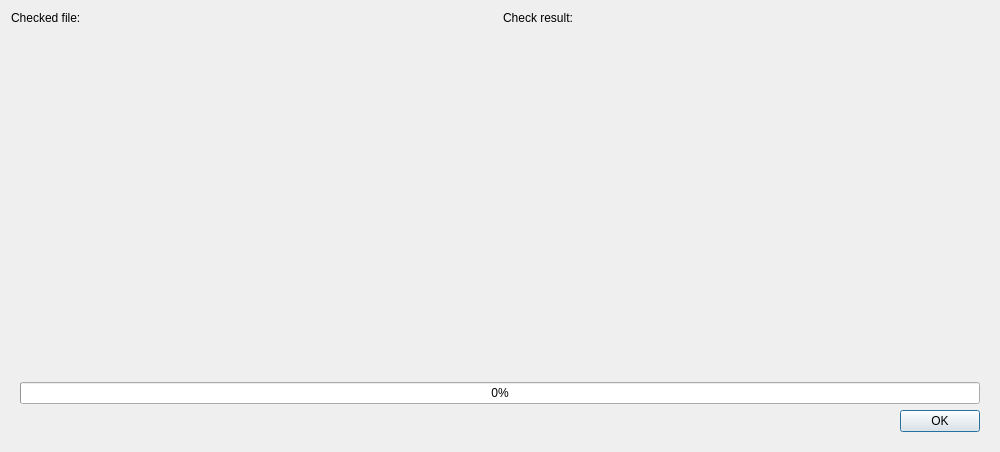
Above: client/src/ui/dialogs/sign_dialog.ui from networkoptix/nx_open before the change. Below: the same form after it.
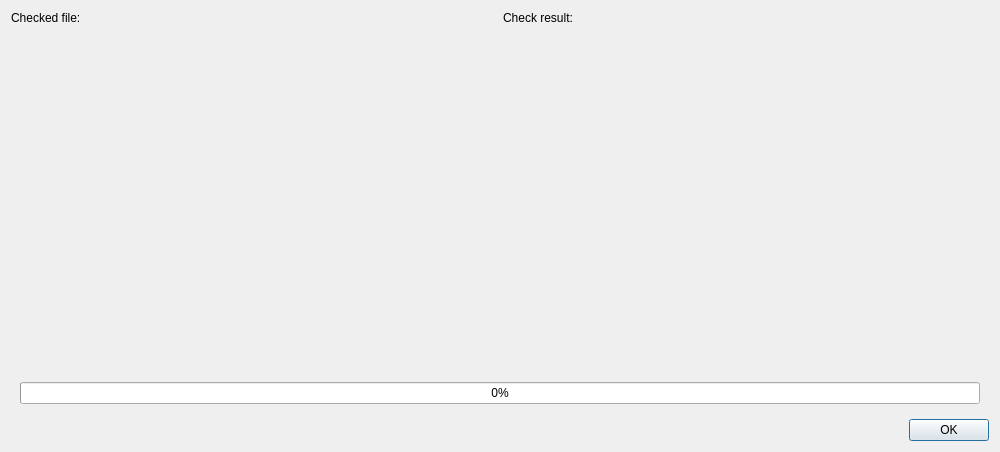
That is the form after the change. Custom widgets are drawn as their Qt base class.

Patch:
```diff
--- a/client/src/ui/dialogs/sign_dialog.ui
+++ b/client/src/ui/dialogs/sign_dialog.ui
@@ -72,7 +72,7 @@
     </layout>
    </item>
    <item>
-    <layout class="QVBoxLayout" name="verticalLayout" stretch="0,0">
+    <layout class="QVBoxLayout" name="verticalLayout" stretch="0">
      <property name="leftMargin">
       <number>9</number>
      </property>
@@ -89,6 +89,8 @@
        </property>
       </widget>
      </item>
+    </layout>
+   </item>
      <item>
       <widget class="QDialogButtonBox" name="buttonBox">
        <property name="orientation">
@@ -103,8 +105,6 @@
       </widget>
      </item>
     </layout>
-   </item>
-  </layout>
  </widget>
  <customwidgets>
   <customwidget>
```
Left out of the diff: 3 changed lines with no effect on the pictures. Lines whose indentation alone changed are shown as unchanged.
